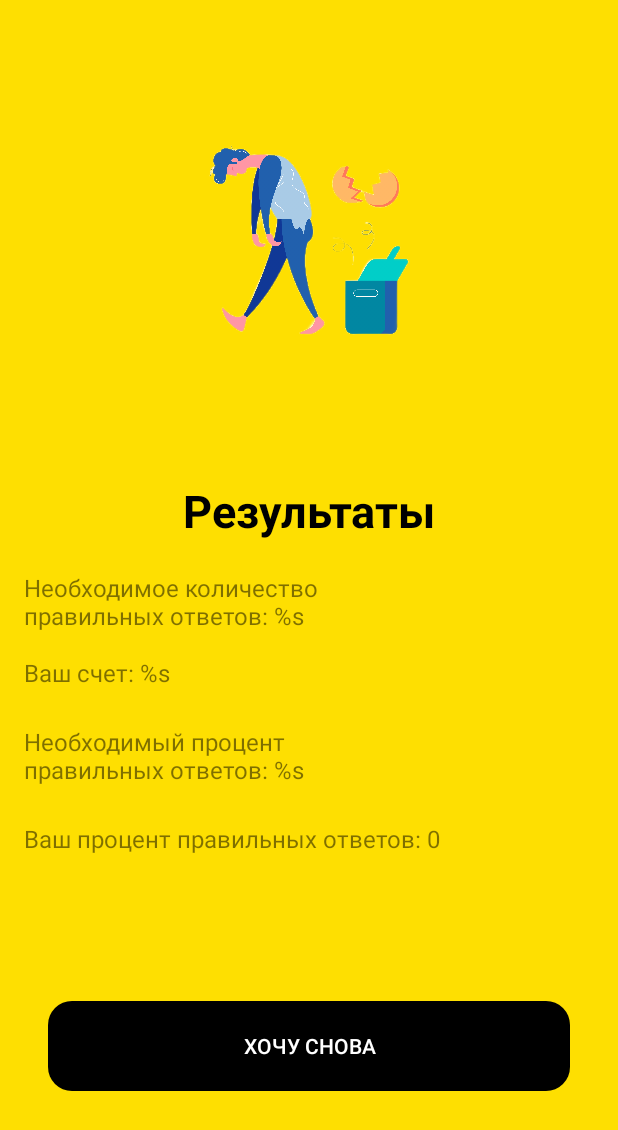
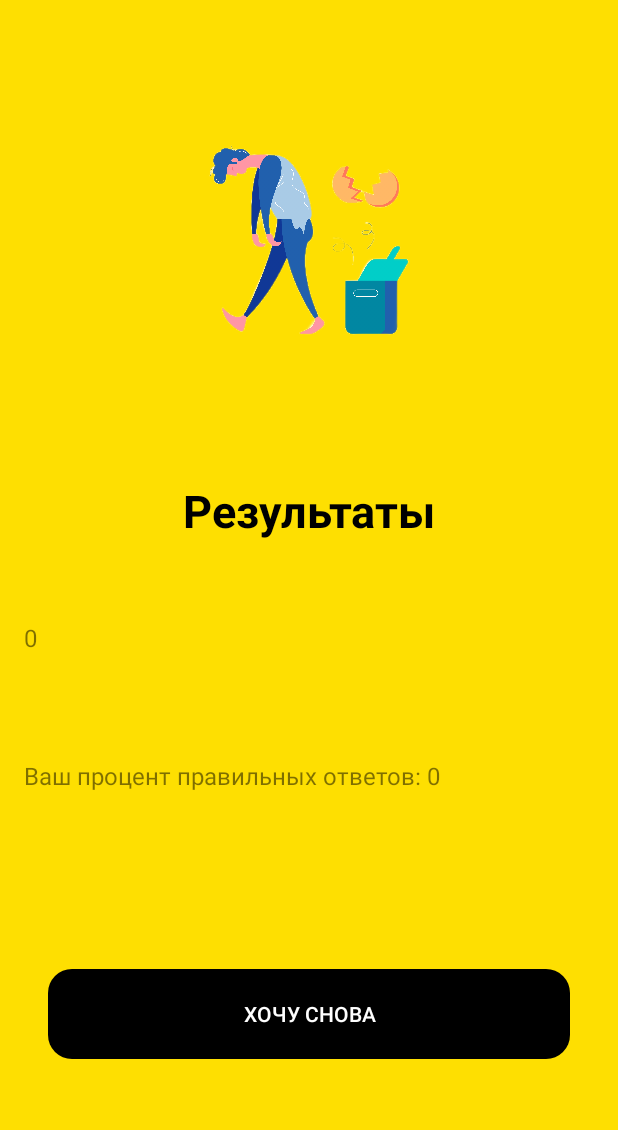
Before and after one commit to maxjogobella/brain_trainer, an Android app: the fragment FragmentResult placed in its activity, on a phone screen of 412 x 824 dp. Shown: the top 1130 px of the screen. Run offline under Robolectric (Android 15) with nearby library versions, the light colour scheme and no system bars; our stand-ins replace data binding; 6 statements that could not run were skipped.

Commit message:
add databinding

```diff
--- a/app/build.gradle.kts
+++ b/app/build.gradle.kts
@@ -21,7 +21,7 @@ android {
     }
 
     buildFeatures {
-        viewBinding = true
+        dataBinding = true
     }
 
     buildTypes {
--- a/app/src/main/java/com/example/brain_kid/presentation/fragment/FragmentResult.kt
+++ b/app/src/main/java/com/example/brain_kid/presentation/fragment/FragmentResult.kt
@@ -41,35 +41,38 @@ class FragmentResult : Fragment() {
         }
       requireActivity().onBackPressedDispatcher.addCallback(viewLifecycleOwner, callback)
 
+        binding.buttonRetry.setOnClickListener {
+            restartGame()
+        }
+
     }
 
     private fun bindViews() {
 
+        binding.gameResult = args.gameResult
+
         with(binding) {
             emojiResult.setImageResource(getSmilesResId())
-            tvRequiredAnswers.text = String.format(
-                getString(R.string.required_score),
-                args.gameResult.gameSettings.minCountOfRightAnswers,
-            )
-
-            tvScoreAnswers.text = String.format(
-                getString(R.string.score_answers),
-                args.gameResult.countOfRightAnswers
-            )
-
-            tvRequiredPercentage.text = String.format(
-                getString(R.string.required_percentage),
-                args.gameResult.gameSettings.minPercentOfRightAnswers
-            )
+//            tvRequiredAnswers.text = String.format(
+//                getString(R.string.required_score),
+//                args.gameResult.gameSettings.minCountOfRightAnswers,
+//            )
+//
+//            tvScoreAnswers.text = String.format(
+//                getString(R.string.score_answers),
+//                args.gameResult.countOfRightAnswers
+//            )
+//
+//            tvRequiredPercentage.text = String.format(
+//                getString(R.string.required_percentage),
+//                args.gameResult.gameSettings.minPercentOfRightAnswers
+//            )
 
             tvScorePercentage.text = String.format(
                 getString(R.string.score_percentage),
                 getPercentOfRightAnswers()
             )
 
-            buttonRetry.setOnClickListener {
-                restartGame()
-            }
         }
 
     }
--- a/app/src/main/res/layout/activity_main.xml
+++ b/app/src/main/res/layout/activity_main.xml
@@ -1,4 +1,6 @@
 <?xml version="1.0" encoding="utf-8"?>
+
+<layout>
 <androidx.fragment.app.FragmentContainerView xmlns:android="http://schemas.android.com/apk/res/android"
     xmlns:app="http://schemas.android.com/apk/res-auto"
     android:name="androidx.navigation.fragment.NavHostFragment"
@@ -8,6 +10,5 @@
     xmlns:tools="http://schemas.android.com/tools"
     android:layout_width="match_parent"
     android:layout_height="match_parent"
-    tools:context=".presentation.MainActivity">
-
-</androidx.fragment.app.FragmentContainerView>
+    tools:context=".presentation.MainActivity"/>
+</layout>
--- a/app/src/main/res/layout/fragment_level.xml
+++ b/app/src/main/res/layout/fragment_level.xml
@@ -1,4 +1,7 @@
 <?xml version="1.0" encoding="utf-8"?>
+
+<layout>
+
     <ScrollView xmlns:android="http://schemas.android.com/apk/res/android"
         xmlns:tools="http://schemas.android.com/tools"
         android:layout_width="match_parent"
@@ -86,3 +89,5 @@
 
 
     </ScrollView>
+
+</layout>
--- a/app/src/main/res/layout/fragment_result.xml
+++ b/app/src/main/res/layout/fragment_result.xml
@@ -1,9 +1,18 @@
 <?xml version="1.0" encoding="utf-8"?>
-<ScrollView xmlns:android="http://schemas.android.com/apk/res/android"
-    xmlns:tools="http://schemas.android.com/tools"
+
+<layout xmlns:tools="http://schemas.android.com/tools"
+    xmlns:android="http://schemas.android.com/apk/res/android"
+    xmlns:app="http://schemas.android.com/apk/res-auto">
+
+    <data>
+        <variable
+            name="gameResult"
+            type="com.example.brain_kid.domain.model.GameResult" />
+    </data>
+
+    <ScrollView
         android:layout_width="match_parent"
         android:layout_height="match_parent"
-    xmlns:app="http://schemas.android.com/apk/res-auto"
         tools:context=".presentation.fragment.FragmentResult"
         android:fillViewport="true">
 
@@ -43,12 +52,12 @@
 
             <TextView
                 android:id="@+id/tv_required_answers"
-            android:layout_width="wrap_content"
-            android:layout_height="wrap_content"
+                android:layout_width="0dp"
+                android:layout_height="17dp"
                 android:layout_marginStart="16dp"
                 android:layout_marginTop="20dp"
                 android:alpha="0.5"
-            android:text="@string/required_score"
+                android:text="@{gameResult.gameSettings.minCountOfRightAnswersString}"
                 android:textColor="@color/black"
                 android:textSize="16sp"
                 app:layout_constraintStart_toStartOf="parent"
@@ -61,7 +70,7 @@
                 android:layout_marginStart="16dp"
                 android:layout_marginTop="16dp"
                 android:alpha="0.5"
-            android:text="@string/score_answers"
+                android:text="@{String.valueOf(gameResult.countOfRightAnswers)}"
                 android:textColor="@color/black"
                 android:textSize="16sp"
                 app:layout_constraintStart_toStartOf="parent"
@@ -74,7 +83,7 @@
                 android:layout_marginStart="16dp"
                 android:layout_marginTop="24dp"
                 android:alpha="0.5"
-            android:text="@string/required_percentage"
+                android:text="@{gameResult.gameSettings.minPercentOfRightAnswersString}"
                 android:textColor="@color/black"
                 android:textSize="16sp"
                 app:layout_constraintStart_toStartOf="parent"
@@ -107,8 +116,8 @@
                 app:layout_constraintTop_toBottomOf="@+id/tv_score_percentage"
                 tools:layout_editor_absoluteX="32dp" />
 
-
         </androidx.constraintlayout.widget.ConstraintLayout>
 
+    </ScrollView>
 
-</ScrollView>
+</layout>
--- a/app/src/main/res/layout/fragment_rules.xml
+++ b/app/src/main/res/layout/fragment_rules.xml
@@ -1,4 +1,7 @@
 <?xml version="1.0" encoding="utf-8"?>
+
+<layout>
+
     <ScrollView xmlns:android="http://schemas.android.com/apk/res/android"
         xmlns:tools="http://schemas.android.com/tools"
         android:layout_width="match_parent"
@@ -73,5 +76,6 @@
 
         </androidx.constraintlayout.widget.ConstraintLayout>
 
+    </ScrollView>
 
-</ScrollView>
+</layout>
--- a/app/src/main/res/layout/onboarding1.xml
+++ b/app/src/main/res/layout/onboarding1.xml
@@ -1,4 +1,7 @@
 <?xml version="1.0" encoding="utf-8"?>
+
+<layout>
+
     <ScrollView xmlns:android="http://schemas.android.com/apk/res/android"
         xmlns:tools="http://schemas.android.com/tools"
         android:layout_width="match_parent"
@@ -83,3 +86,5 @@
 
 
     </ScrollView>
+
+</layout>
--- a/app/src/main/res/layout/onboarding2.xml
+++ b/app/src/main/res/layout/onboarding2.xml
@@ -1,4 +1,7 @@
 <?xml version="1.0" encoding="utf-8"?>
+
+<layout>
+
     <ScrollView xmlns:android="http://schemas.android.com/apk/res/android"
         xmlns:tools="http://schemas.android.com/tools"
         android:layout_width="match_parent"
@@ -66,3 +69,5 @@
 
 
     </ScrollView>
+
+</layout>
```
Also changed, not shown: app/src/main/java/com/example/brain_kid/domain/model/GameSetting.kt (+8 -0 lines), app/src/main/res/layout/fragment_game.xml (+5 -4 lines), app/src/main/res/layout/fragment_start.xml (+8 -4 lines). Lines whose indentation alone changed are shown as unchanged.
